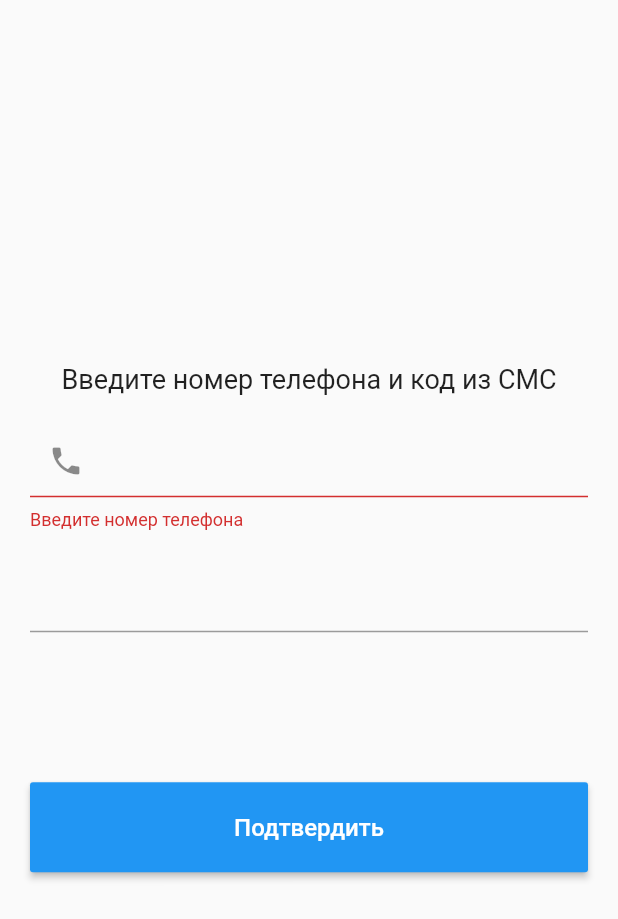
After one commit to pretorean/corwey_flutter, a Flutter app: the screen it shows after launch, after a tap on "Подтвердить", on a phone screen of 412 x 824 dp. The commit adds this screen. Shown: the top 919 px of the screen. Run offline on Flutter 3.47's test engine with Material 2 defaults, Android fonts, the phone set to English and light mode, and no system bars.

Commit message:
прототип формы логина

```diff
--- /dev/null
+++ b/lib/CorweyApp.dart
@@ -0,0 +1,13 @@
+import 'package:corwey_flutter/LoginPage.dart';
+import 'package:flutter/material.dart';
+
+class CorweyApp extends StatelessWidget {
+  @override
+  Widget build(BuildContext context) {
+    return MaterialApp(
+      title: "Corwey Application",
+      debugShowCheckedModeBanner: false,
+      home: LoginPageActivity(),
+    );
+  }
+}
--- /dev/null
+++ b/lib/LoginPage.dart
@@ -0,0 +1,75 @@
+import 'package:flutter/material.dart';
+
+class LoginPageActivity extends StatelessWidget {
+  @override
+  Widget build(BuildContext context) {
+    return SafeArea(
+      child: Scaffold(body: _LoginForm()),
+    );
+  }
+}
+
+class _LoginForm extends StatefulWidget {
+  @override
+  State<StatefulWidget> createState() => _LoginFormState();
+}
+
+class _LoginFormState extends State {
+  final _formKey = GlobalKey<FormState>();
+
+  @override
+  Widget build(BuildContext context) {
+    return Form(
+        key: _formKey,
+        child: Padding(
+            padding: EdgeInsets.all(20.0),
+            child: Column(
+                mainAxisAlignment: MainAxisAlignment.center,
+                crossAxisAlignment: CrossAxisAlignment.center,
+                children: <Widget>[
+                  Text('Введите номер телефона и код из СМС',
+                      style: TextStyle(fontSize: 18.0)),
+                  SizedBox(height: 20.0),
+                  TextFormField(
+                    decoration: InputDecoration(prefixIcon: Icon(Icons.phone)),
+                    keyboardType: TextInputType.number,
+                    validator: _phoneFieldValidate,
+                  ),
+                  SizedBox(height: 20.0),
+                  TextFormField(
+                    keyboardType: TextInputType.number,
+                    validator: _codeFieldValidate,
+                  ),
+                  SizedBox(height: 100.0),
+                  SizedBox(
+                      width: double.infinity,
+                      height: 60.0,
+                      child: RaisedButton(
+                        child: Text(
+                          'Подтвердить',
+                          style: TextStyle(fontSize: 16.0),
+                        ),
+                        color: Theme.of(context).primaryColor,
+                        textColor: Colors.white,
+                        onPressed: _submitButtonClick,
+                      ))
+                ])));
+  }
+
+  _submitButtonClick() {
+    if (_formKey.currentState.validate())
+      Scaffold.of(context).showSnackBar(SnackBar(
+        content: Text('Форма успешно заполнена'),
+        backgroundColor: Colors.green,
+      ));
+  }
+
+  String _phoneFieldValidate(String value) {
+    if (value.isEmpty) return 'Введите номер телефона';
+    return null;
+  }
+
+  String _codeFieldValidate(String value) {
+    return null;
+  }
+}
--- a/lib/main.dart
+++ b/lib/main.dart
@@ -1,6 +1,7 @@
+import 'package:corwey_flutter/CorweyApp.dart';
 import 'package:flutter/material.dart';
 
-void main() => runApp(MyApp());
+void main() => runApp(CorweyApp());
 
 class MyApp extends StatelessWidget {
   // This widget is the root of your application.
```
Also changed, not shown: pubspec.yaml (+3 -4 lines), images/logo.jpg (added), 1 other file.
